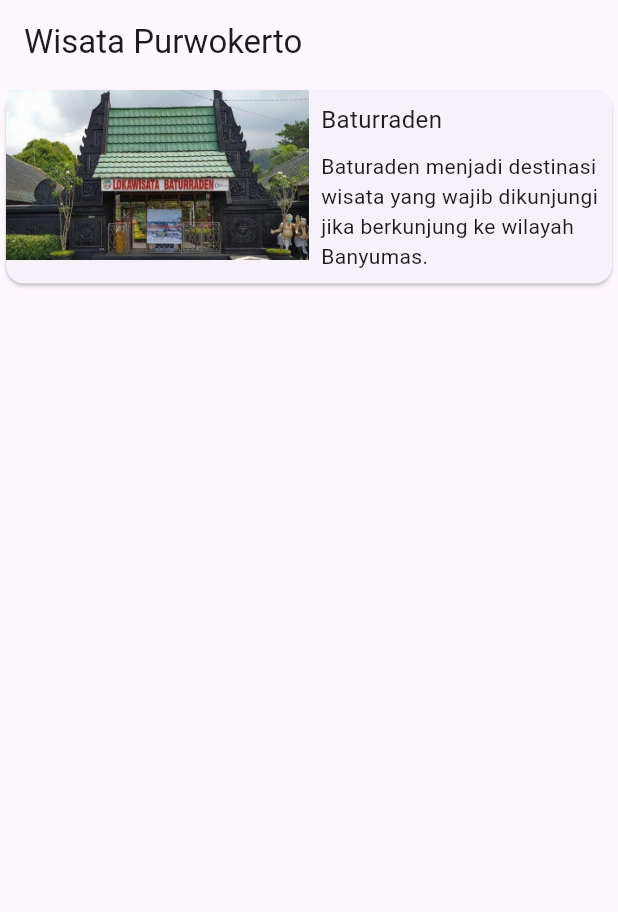
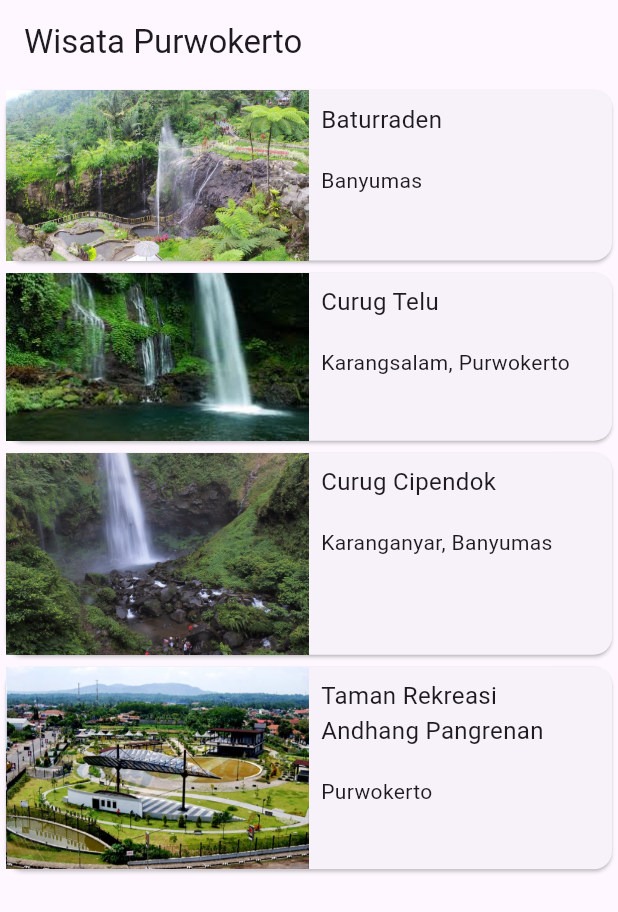
Before and after one commit to Farrel44/TempatWisataApp, a Flutter app: the screen it shows after launch, on a phone screen of 412 x 824 dp. Shown: the top 912 px of the screen. Run offline on Flutter 3.47's test engine with Material 3 defaults, Android fonts, the phone set to English and light mode, and no system bars.

Commit message:
revise main screen

```diff
--- a/lib/main_screen.dart
+++ b/lib/main_screen.dart
@@ -1,6 +1,6 @@
 import 'package:flutter/material.dart';
 import 'package:aplikasi_wisata/detail_screen.dart';
-
+import 'package:aplikasi_wisata/model/tourism_place.dart';
 
 class MainScreen extends StatelessWidget {
   const MainScreen({Key? key}) : super(key: key);
@@ -11,44 +11,48 @@ class MainScreen extends StatelessWidget {
       appBar: AppBar(
         title: const Text('Wisata Purwokerto'),
       ),
-      body: InkWell(
+      body: ListView.builder(
+        itemBuilder: (context, index) {
+          final TourismPlace place = tourismPlaceList[index];
+          return InkWell(
             onTap: () {
               Navigator.push(context, MaterialPageRoute(builder: (context) {
-            return const DetailScreen();
+                return DetailScreen(place: place,);
               }));
             },
             child: Card(
               child: Row(
                 crossAxisAlignment: CrossAxisAlignment.start,
-            children: <Widget>[
+                children: <Widget> [
                   Expanded(
                     flex: 2,
-                child: Image.asset('images/baturraden3.jpg'),
+                    child: Image.asset(place.imageAsset),
                   ),
-              const Expanded(
+                  Expanded(
                     flex: 2,
                     child: Padding(
-                  padding: EdgeInsets.all(8.0),
+                      padding: const EdgeInsets.all(8.0),
                       child: Column(
                         crossAxisAlignment: CrossAxisAlignment.start,
-                    mainAxisSize: MainAxisSize.min,
                         children: <Widget>[
                           Text(
-                        'Baturraden',
-                        style: TextStyle(fontSize: 16.0),
+                            place.name,
+                            style: const TextStyle(fontSize: 16.0),
                           ),
-                      SizedBox(
-                        height: 10,
+                          const SizedBox(
+                            height: 19,
                           ),
-                      Text('Baturaden menjadi destinasi wisata yang wajib dikunjungi jika berkunjung ke wilayah Banyumas.')
+                          Text(place.location)
                         ],
                       ),
-                )
+                    ),
                   )
                 ],
               ),
             ),
-
+          );
+        },
+        itemCount: tourismPlaceList.length,
       )
     );
   }
--- a/pubspec.yaml
+++ b/pubspec.yaml
@@ -18,9 +18,7 @@ dev_dependencies:
 flutter:
   uses-material-design: true
   assets:
-  - images/baturraden1.jpg
-  - images/baturraden2.jpg
-  - images/baturraden3.jpg
+  - images/
   fonts:
   - family: Oxygen
     fonts:
```
Also changed, not shown: lib/detail_screen.dart (+39 -85 lines). Lines whose indentation alone changed are shown as unchanged.
